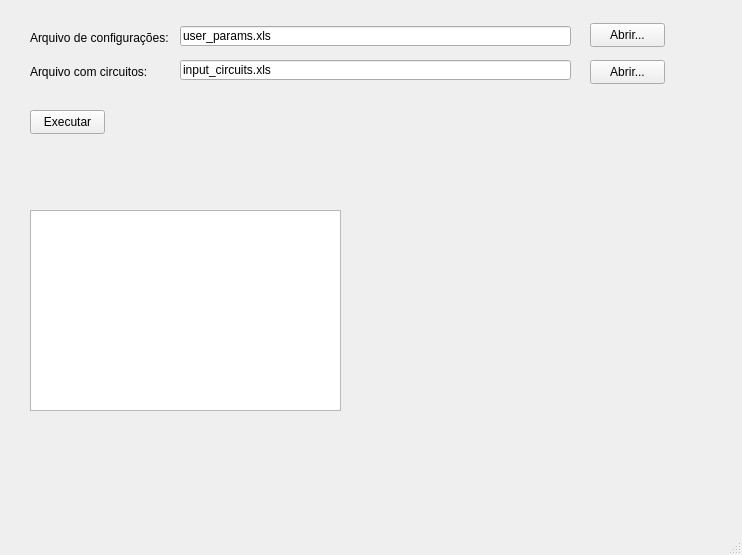
Old version of the form data/qt/MainWindow.ui in the repository gstiebler/cableway.
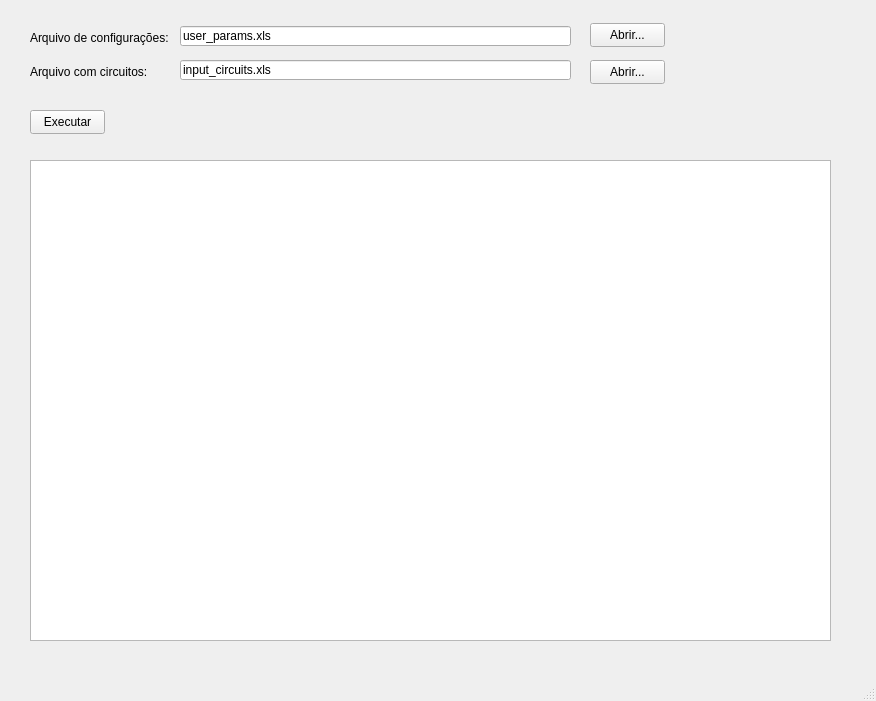
New version of the form.

Diff of the .ui file:
```diff
--- a/data/qt/MainWindow.ui
+++ b/data/qt/MainWindow.ui
@@ -6,8 +6,8 @@
    <rect>
     <x>0</x>
     <y>0</y>
-    <width>742</width>
-    <height>555</height>
+    <width>876</width>
+    <height>701</height>
    </rect>
   </property>
   <property name="windowTitle">
@@ -96,9 +96,9 @@
     <property name="geometry">
      <rect>
       <x>30</x>
-      <y>210</y>
-      <width>311</width>
-      <height>201</height>
+      <y>160</y>
+      <width>801</width>
+      <height>481</height>
      </rect>
     </property>
    </widget>
```
Left out of the diff: 4 changed lines with no effect on the pictures.
